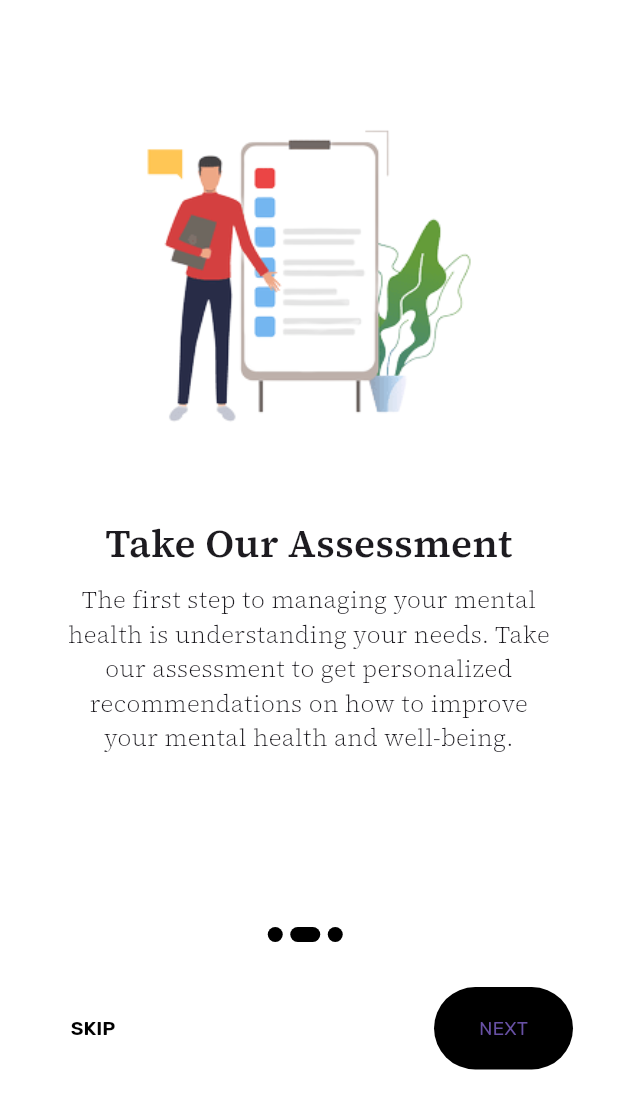
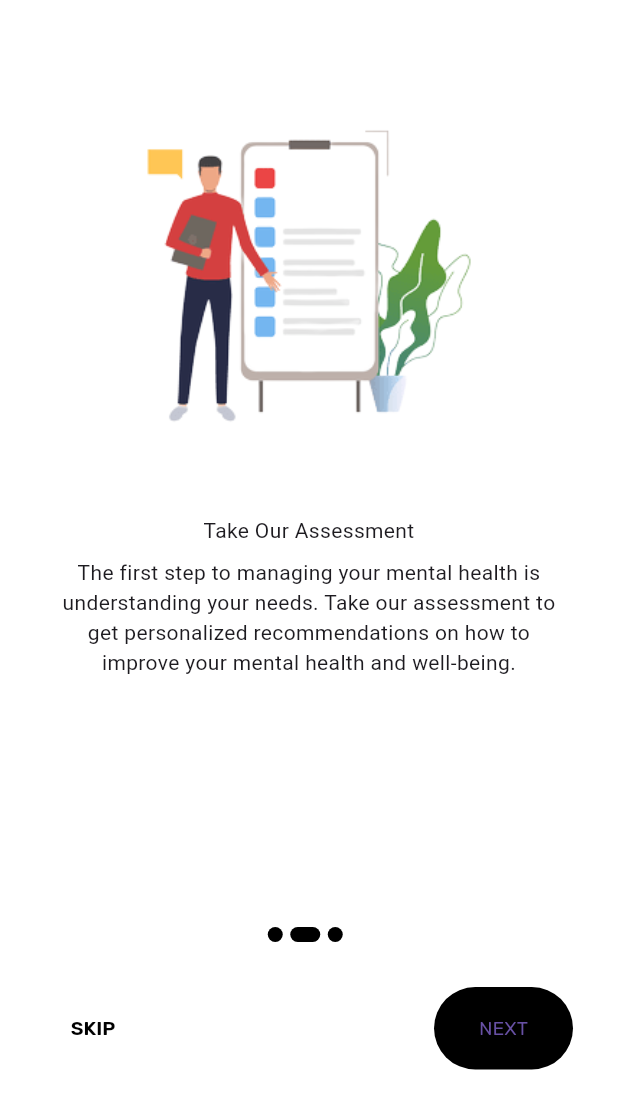
Before and after one commit to bharathkj/SOLWOE-APP, a Flutter app: the screen it shows after launch, swiped to page 2, on a phone screen of 412 x 824 dp. Shown: the top 1109 px of the screen. Run offline on Flutter 3.47's test engine with Material 3 defaults, Android fonts, the phone set to English and light mode, and no system bars; our stand-ins replace animated_text_kit, awesome_notifications, carousel_slider, cloud_firestore, csc_picker, firebase_auth and 8 more; missing offline and left inert: agora_uikit, flutter_phone_direct_caller, flutter_stripe; accounts and stored records are empty.

Commit message:
removed googlefont.something attribute from all dart functions to remove some dependency issue

```diff
--- a/lib/screens/appointment_screen.dart
+++ b/lib/screens/appointment_screen.dart
@@ -49,9 +49,6 @@ class _AppointmentScreenState extends State<AppointmentScreen> {
         backgroundColor: ConstantColors.secondaryBackgroundColor,
         title: Text(
           'Book Appointment',
-          style: GoogleFonts.sourceSerifPro(
-            color: Colors.black,
-          ),
         ),
         iconTheme: IconThemeData(color: Colors.black),
       ),
--- a/lib/screens/diary_screen.dart
+++ b/lib/screens/diary_screen.dart
@@ -131,9 +131,6 @@ class _DiaryScreenState extends State<DiaryScreen> {
         backgroundColor: ConstantColors.secondaryBackgroundColor,
         title: Text(
           'Diary',
-          style: GoogleFonts.sourceSerifPro(
-            color: Colors.black,
-          ),
         ),
         iconTheme: const IconThemeData(color: Colors.black),
       ),
--- a/lib/screens/doctor_details_screen.dart
+++ b/lib/screens/doctor_details_screen.dart
@@ -234,9 +234,6 @@ class _DoctorDetailsScreenState extends State<DoctorDetailsScreen> {
         backgroundColor: ConstantColors.secondaryBackgroundColor,
         title: Text(
           'Doctor Details',
-          style: GoogleFonts.sourceSerifPro(
-            color: Colors.black,
-          ),
         ),
         iconTheme: IconThemeData(color: Colors.black),
       ),
--- a/lib/screens/guided_care_screen.dart
+++ b/lib/screens/guided_care_screen.dart
@@ -167,9 +167,6 @@ class _GuidedCareScreenState extends State<GuidedCareScreen> {
           backgroundColor: ConstantColors.secondaryBackgroundColor,
           title: Text(
             'Guided Care',
-            style: GoogleFonts.sourceSerifPro(
-              color: Colors.black,
-            ),
           ),
           iconTheme: IconThemeData(color: Colors.black),
         ),
--- a/lib/screens/login_registration_screen.dart
+++ b/lib/screens/login_registration_screen.dart
@@ -144,13 +144,11 @@ class _LoginRegistrationScreenState extends State<LoginRegistrationScreen> {
                           type == 'Login'
                               ? "Hey there, welcome back!"
                               : 'Create an Account',
-                          style: GoogleFonts.sourceSerifPro(fontSize: 24),
                         ),
                         Text(
                           type == 'Login'
                               ? "Glad to have you here with us"
                               : "Register to become a part of our community",
-                          style: GoogleFonts.sourceSerifPro(fontSize: 16),
                         ),
                         const SizedBox(
                           height: 40,
--- a/lib/screens/mood_tracker_screen.dart
+++ b/lib/screens/mood_tracker_screen.dart
@@ -111,9 +111,6 @@ class _MoodTrackerScreenState extends State<MoodTrackerScreen> {
         backgroundColor: ConstantColors.secondaryBackgroundColor,
         title: Text(
           'Mood Tracker',
-          style: GoogleFonts.sourceSerifPro(
-            color: Colors.black,
-          ),
         ),
         iconTheme: const IconThemeData(color: Colors.black),
       ),
--- a/lib/screens/page_reader_screen.dart
+++ b/lib/screens/page_reader_screen.dart
@@ -17,9 +17,6 @@ class PageReaderScreen extends StatelessWidget {
         backgroundColor: Colors.white,
         title: Text(
           'Diary',
-          style: GoogleFonts.sourceSerifPro(
-            color: Colors.black,
-          ),
         ),
         iconTheme: const IconThemeData(color: Colors.black),
       ),
--- a/lib/screens/payment_screen.dart
+++ b/lib/screens/payment_screen.dart
@@ -63,9 +63,6 @@ class _PaymentScreenState extends State<PaymentScreen> {
         backgroundColor: ConstantColors.secondaryBackgroundColor,
         title: Text(
           'Billing Details',
-          style: GoogleFonts.sourceSerifPro(
-            color: Colors.black,
-          ),
         ),
         iconTheme: IconThemeData(color: Colors.black),
       ),
--- a/lib/screens/redirect_result_screen.dart
+++ b/lib/screens/redirect_result_screen.dart
@@ -74,9 +74,6 @@ class RedirectResultScreen extends StatelessWidget {
           backgroundColor: ConstantColors.secondaryBackgroundColor,
           title: Text(
             'Result',
-            style: GoogleFonts.sourceSerifPro(
-              color: Colors.black,
-            ),
           ),
           iconTheme: IconThemeData(color: Colors.black),
         ),
--- a/lib/screens/self_care.dart
+++ b/lib/screens/self_care.dart
@@ -38,9 +38,6 @@ class _SelfCareScreenState extends State<SelfCareScreen> {
         backgroundColor: ConstantColors.secondaryBackgroundColor,
         title: Text(
           'Self Care',
-          style: GoogleFonts.sourceSerifPro(
-            color: Colors.black,
-          ),
         ),
         iconTheme: const IconThemeData(color: Colors.black),
       ),
--- a/lib/screens/show_videos.dart
+++ b/lib/screens/show_videos.dart
@@ -45,9 +45,6 @@ class _ShowVideosScreenState extends State<ShowVideosScreen> {
         backgroundColor: ConstantColors.secondaryBackgroundColor,
         title: Text(
           widget.title,
-          style: GoogleFonts.sourceSerifPro(
-            color: Colors.black,
-          ),
         ),
         iconTheme: const IconThemeData(color: Colors.black),
       ),
--- a/lib/screens/view_profile_screen.dart
+++ b/lib/screens/view_profile_screen.dart
@@ -80,9 +80,6 @@ class _ViewProfileScreenState extends State<ViewProfileScreen> {
         backgroundColor: ConstantColors.secondaryBackgroundColor,
         title: Text(
           'Profile',
-          style: GoogleFonts.sourceSerifPro(
-            color: Colors.black,
-          ),
         ),
         iconTheme: IconThemeData(
           color: Colors.black,
--- a/lib/screens/welcome_screen.dart
+++ b/lib/screens/welcome_screen.dart
@@ -80,22 +80,10 @@ class _WelcomeScreenState extends State<WelcomeScreen> {
                         Text(
                           walkThrough[i].title,
                           textAlign: TextAlign.center,
-                          style: GoogleFonts.sourceSerifPro(
-                            fontWeight: FontWeight.w600,
-                            fontSize: (MediaQuery.of(context).size.width <= 550)
-                                ? 26
-                                : 30,
-                          ),
                         ),
                         const SizedBox(height: 8),
                         Text(
                           walkThrough[i].description,
-                          style: GoogleFonts.sourceSerifPro(
-                            fontWeight: FontWeight.w300,
-                            fontSize: (MediaQuery.of(context).size.width <= 550)
-                                ? 16
-                                : 24,
-                          ),
                           textAlign: TextAlign.center,
                         )
                       ],
```
Also changed, not shown: pubspec.yaml (+7 -7 lines), pubspec.lock, 4 other files.
